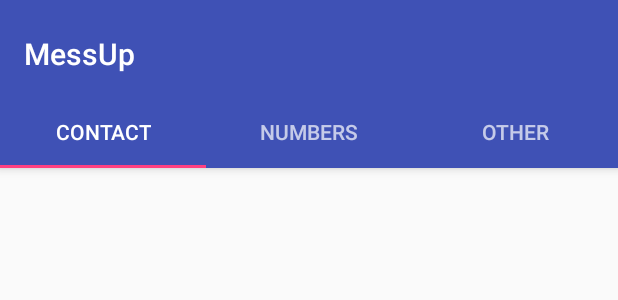
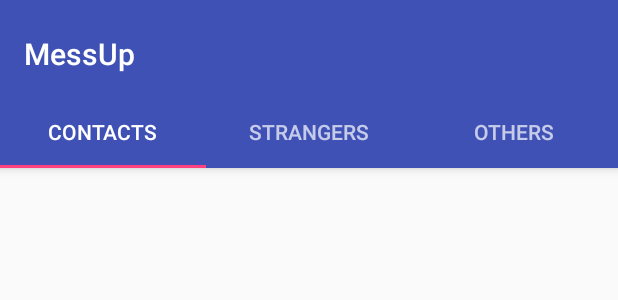
Before and after one commit to SnakeEys/MessagePlus, an Android app: the layout activity_category.xml on its own in the app's theme, with its tools: preview values and no code run, on a phone screen of 412 x 824 dp. Shown: the top 300 px of the screen. Run offline under Robolectric (Android 15) with nearby library versions, the phone set to English and light mode, and no system bars.

Commit message:
update strings

```diff
--- a/app/src/main/java/info/fox/messup/CategoryActivity.kt
+++ b/app/src/main/java/info/fox/messup/CategoryActivity.kt
@@ -21,7 +21,7 @@ class CategoryActivity : AppCompatActivity() {
 
 
     private var mViewPager: ViewPager? = null
-    private val fragments = arrayOf(TabContactFragment.newInstance(), TabContactFragment.newInstance(), TabContactFragment.newInstance())
+    private val fragments = arrayOf(TabContactFragment.newInstance())
 
     override fun onCreate(savedInstanceState: Bundle?) {
         super.onCreate(savedInstanceState)
--- a/app/src/main/res/values/strings.xml
+++ b/app/src/main/res/values/strings.xml
@@ -1,9 +1,9 @@
 <resources>
     <string name="app_name">MessUp</string>
     <string name="title_activity_category">CategoryActivity</string>
-    <string name="tab_text_1">Contact</string>
-    <string name="tab_text_2">Numbers</string>
-    <string name="tab_text_3">Other</string>
+    <string name="tab_text_1">Contacts</string>
+    <string name="tab_text_2">Strangers</string>
+    <string name="tab_text_3">Others</string>
     <string name="action_settings">Settings</string>
     <string name="section_format">Hello World from section: %1$d</string>
     <string name="tips_permission_denied">You may have denied the permission of READING SMS, so this app can not work properly! Probably you will need to grant the permission in System Settings.</string>
```
